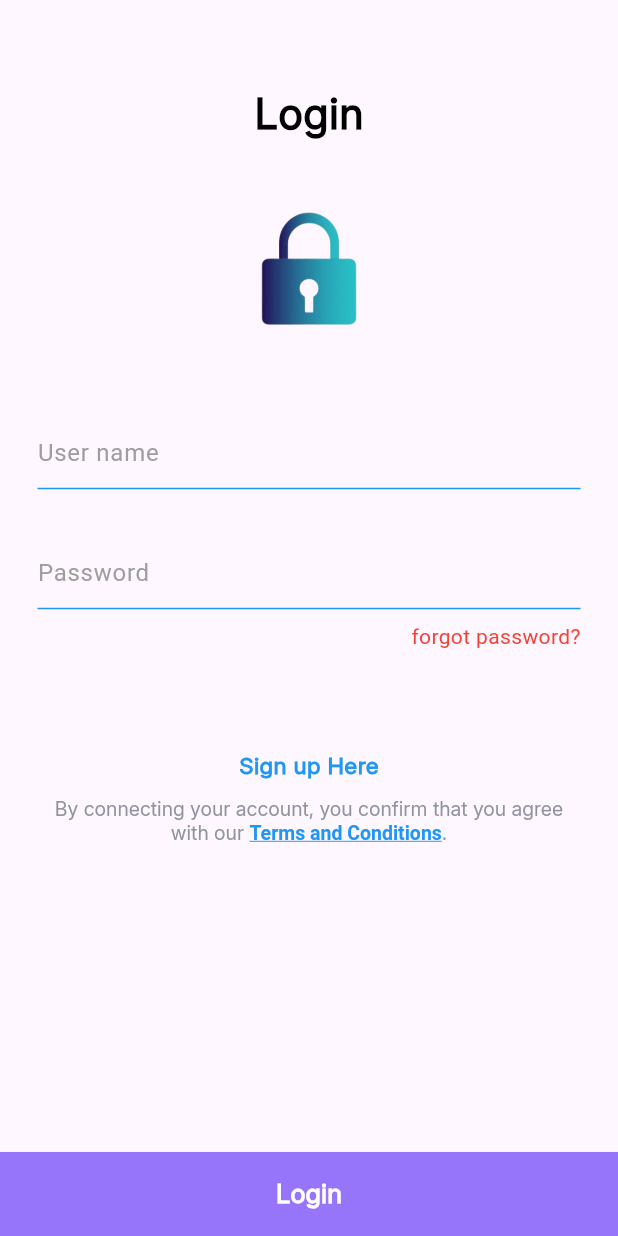
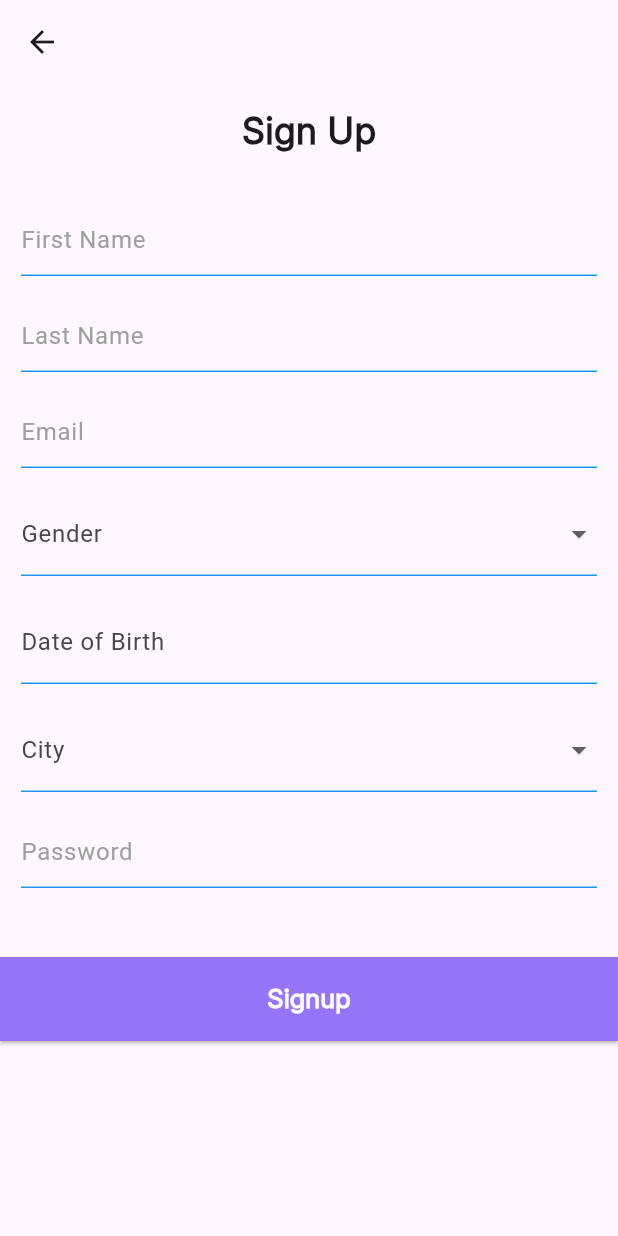
Before and after one commit to rangana91/aippmsa, a Flutter app: the screen it shows after launch, after a tap on "Login", on a phone screen of 412 x 824 dp. Run offline on Flutter 3.47's test engine with Material 3 defaults, Android fonts, the phone set to English and light mode, and no system bars.

Commit message:
Signup page design

```diff
--- /dev/null
+++ b/lib/auth/sign_up.dart
@@ -0,0 +1,148 @@
+import 'package:aippmsa/components/city_selection_input.dart';
+import 'package:aippmsa/components/dob_selector.dart';
+import 'package:aippmsa/components/full_width_button.dart';
+import 'package:aippmsa/components/gender_selection_input.dart';
+import 'package:aippmsa/components/input_field.dart';
+import 'package:flutter/material.dart';
+
+class SignUp extends StatelessWidget {
+  final TextEditingController _firstNameController = TextEditingController();
+  final TextEditingController _lastNameController = TextEditingController();
+  final TextEditingController _emailController = TextEditingController();
+  final TextEditingController _passwordController = TextEditingController();
+  final String? _selectedGender = null;
+  final String? _selectedCity = null;
+  final TextEditingController _dobController = TextEditingController();
+  final List<String> _cities = ['Kuliyapitiya', 'Colombo', 'Kurunegala', 'Kandy', 'Negombo'];
+
+  final GlobalKey<FormState> _formKey = GlobalKey<FormState>();
+
+  SignUp({super.key});
+
+  @override
+  Widget build(BuildContext context) {
+    return Scaffold(
+      appBar: AppBar(
+        automaticallyImplyLeading: false, // Hides the default back button
+        leading: const BackButton(),
+      ),
+      body: Stack(
+        children: [
+          SingleChildScrollView(
+            padding: const EdgeInsets.all(14.0),
+            child: Column(
+              children: [
+                const Center(
+                  child: Padding(
+                    padding: EdgeInsets.only(bottom: 24.0), // Spacing before the form
+                    child: Text(
+                      'Sign Up',
+                      style: TextStyle(
+                        fontSize: 24.0,
+                        fontWeight: FontWeight.bold,
+                        fontFamily: 'Inter',
+                      ),
+                    ),
+                  ),
+                ),
+                Form(
+                  key: _formKey,
+                  child: Column(
+                    children: [
+                      FloatingLabelInput(
+                        label: 'First Name',
+                        controller: _firstNameController,
+                        validator: (value) {
+                          if (value == null || value.isEmpty) {
+                            return 'Please enter your first name';
+                          }
+                          return null;
+                        },
+                      ),
+                      FloatingLabelInput(
+                        label: 'Last Name',
+                        controller: _lastNameController,
+                        validator: (value) {
+                          if (value == null || value.isEmpty) {
+                            return 'Please enter your last name';
+                          }
+                          return null;
+                        },
+                      ),
+                      FloatingLabelInput(
+                        label: 'Email',
+                        controller: _emailController,
+                        keyboardType: TextInputType.emailAddress,
+                        validator: (value) {
+                          if (value == null || value.isEmpty) {
+                            return 'Please enter your email';
+                          }
+                          if (!RegExp(r'^[^@]+@[^@]+\.[^@]+').hasMatch(value)) {
+                            return 'Please enter a valid email address';
+                          }
+                          return null;
+                        },
+                      ),
+                      GenderSelectionInput(
+                        label: 'Gender',
+                        selectedGender: _selectedGender,
+                        onChanged: (gender) {
+                          // Handle gender selection change
+                        },
+                      ),
+                      DOBSelector(
+                        label: 'Date of Birth',
+                        controller: _dobController,
+                      ),
+                      CitySelectionInput(
+                        label: 'City',
+                        cities: _cities,
+                        selectedCity: _selectedCity,
+                        onChanged: (city) {
+                          // Handle city selection change
+                        },
+                      ),
+                      FloatingLabelInput(
+                        label: 'Password',
+                        controller: _passwordController,
+                        obscureText: true,
+                        validator: (value) {
+                          if (value == null || value.isEmpty) {
+                            return 'Please enter your password';
+                          }
+                          if (value.length < 6) {
+                            return 'Password must be at least 6 characters long';
+                          }
+                          return null;
+                        },
+                      ),
+                      const SizedBox(height: 80), // Adjust the spacing as needed
+                    ],
+                  ),
+                ),
+              ],
+            ),
+          ),
+          Positioned(
+            bottom: 0,
+            left: 0,
+            right: 0,
+            child: FullWidthButton(
+              text: 'Signup',
+              onPressed: () {
+                if (_formKey.currentState!.validate()) {
+                  // Handle sign-up logic here
+                }
+              },
+              backgroundColor: const Color(0xFF9775FA),
+              paddingVertical: 16.0,
+              fontSize: 17.0,
+              fontWeight: FontWeight.bold,
+              fontFamily: 'Inter',
+            ),
+          ),
+        ],
+      ),
+    );
+  }
+}
--- /dev/null
+++ b/lib/components/city_selection_input.dart
@@ -0,0 +1,48 @@
+import 'package:flutter/material.dart';
+
+class CitySelectionInput extends StatelessWidget {
+  final String label;
+  final List<String> cities;
+  final String? selectedCity;
+  final void Function(String?) onChanged;
+  final String? Function(String?)? validator;
+
+  const CitySelectionInput({
+    super.key,
+    required this.label,
+    required this.cities,
+    required this.selectedCity,
+    required this.onChanged,
+    this.validator,
+  });
+
+  @override
+  Widget build(BuildContext context) {
+    return Padding(
+      padding: const EdgeInsets.symmetric(vertical: 8.0),
+      child: DropdownButtonFormField<String>(
+        value: selectedCity,
+        decoration: InputDecoration(
+          labelText: label,
+          border: const UnderlineInputBorder(
+            borderSide: BorderSide(color: Colors.blue),
+          ),
+          enabledBorder: const UnderlineInputBorder(
+            borderSide: BorderSide(color: Colors.blue),
+          ),
+          focusedBorder: const UnderlineInputBorder(
+            borderSide: BorderSide(color: Colors.blue, width: 2.0),
+          ),
+        ),
+        items: cities.map((city) {
+          return DropdownMenuItem<String>(
+            value: city,
+            child: Text(city),
+          );
+        }).toList(),
+        onChanged: onChanged,
+        validator: validator,
+      ),
+    );
+  }
+}
--- /dev/null
+++ b/lib/components/dob_selector.dart
@@ -0,0 +1,54 @@
+import 'package:flutter/material.dart';
+
+class DOBSelector extends StatefulWidget {
+  final String label;
+  final TextEditingController controller;
+  final String? Function(String?)? validator;
+
+  const DOBSelector({
+    super.key,
+    required this.label,
+    required this.controller,
+    this.validator,
+  });
+
+  @override
+  _DOBSelector createState() => _DOBSelector();
+}
+
+class _DOBSelector extends State<DOBSelector> {
+  @override
+  Widget build(BuildContext context) {
+    return Padding(
+      padding: const EdgeInsets.symmetric(vertical: 8.0),
+      child: TextFormField(
+        controller: widget.controller,
+        decoration: InputDecoration(
+          labelText: widget.label,
+          border: const UnderlineInputBorder(
+            borderSide: BorderSide(color: Colors.blue),
+          ),
+          enabledBorder: const UnderlineInputBorder(
+            borderSide: BorderSide(color: Colors.blue),
+          ),
+          focusedBorder: const UnderlineInputBorder(
+            borderSide: BorderSide(color: Colors.blue, width: 2.0),
+          ),
+        ),
+        readOnly: true,
+        onTap: () async {
+          DateTime? pickedDate = await showDatePicker(
+            context: context,
+            initialDate: DateTime.now(),
+            firstDate: DateTime(1900),
+            lastDate: DateTime.now(),
+          );
+          if (pickedDate != null) {
+            widget.controller.text = "${pickedDate.toLocal()}".split(' ')[0];
+          }
+        },
+        validator: widget.validator,
+      ),
+    );
+  }
+}
--- /dev/null
+++ b/lib/components/full_width_button.dart
@@ -0,0 +1,51 @@
+import 'package:flutter/material.dart';
+
+class FullWidthButton extends StatelessWidget {
+  final String text;
+  final VoidCallback onPressed;
+  final Color backgroundColor;
+  final double paddingVertical;
+  final double fontSize;
+  final FontWeight fontWeight;
+  final String fontFamily;
+
+  const FullWidthButton({
+    super.key,
+    required this.text,
+    required this.onPressed,
+    this.backgroundColor = const Color(0xFF9775FA),
+    this.paddingVertical = 16.0,
+    this.fontSize = 17.0,
+    this.fontWeight = FontWeight.bold,
+    this.fontFamily = 'Inter',
+  });
+
+  @override
+  Widget build(BuildContext context) {
+    return Align(
+      alignment: Alignment.bottomCenter,
+      child: SizedBox(
+        width: double.infinity, // Full width
+        child: ElevatedButton(
+          onPressed: onPressed,
+          style: ElevatedButton.styleFrom(
+            shape: const RoundedRectangleBorder(
+              borderRadius: BorderRadius.zero, // No rounded edges
+            ),
+            backgroundColor: backgroundColor, // Button color
+            padding: EdgeInsets.symmetric(vertical: paddingVertical),
+          ),
+          child: Text(
+            text,
+            style: TextStyle(
+              fontFamily: fontFamily,
+              fontSize: fontSize,
+              color: Colors.white,
+              fontWeight: fontWeight,
+            ),
+          ),
+        ),
+      ),
+    );
+  }
+}
--- /dev/null
+++ b/lib/components/gender_selection_input.dart
@@ -0,0 +1,45 @@
+import 'package:flutter/material.dart';
+
+class GenderSelectionInput extends StatelessWidget {
+  final String label;
+  final String? selectedGender;
+  final void Function(String?) onChanged;
+  final String? Function(String?)? validator;
+
+  const GenderSelectionInput({
+    super.key,
+    required this.label,
+    required this.selectedGender,
+    required this.onChanged,
+    this.validator,
+  });
+
+  @override
+  Widget build(BuildContext context) {
+    return Padding(
+      padding: const EdgeInsets.symmetric(vertical: 8.0),
+      child: DropdownButtonFormField<String>(
+        value: selectedGender,
+        decoration: InputDecoration(
+          labelText: label,
+          border: const UnderlineInputBorder(
+            borderSide: BorderSide(color: Colors.blue),
+          ),
+          enabledBorder: const UnderlineInputBorder(
+            borderSide: BorderSide(color: Colors.blue),
+          ),
+          focusedBorder: const UnderlineInputBorder(
+            borderSide: BorderSide(color: Colors.blue, width: 2.0),
+          ),
+        ),
+        items: const [
+          DropdownMenuItem(value: 'Male', child: Text('Male')),
+          DropdownMenuItem(value: 'Female', child: Text('Female')),
+          DropdownMenuItem(value: 'Other', child: Text('Other')),
+        ],
+        onChanged: onChanged,
+        validator: validator,
+      ),
+    );
+  }
+}
--- a/lib/main.dart
+++ b/lib/main.dart
@@ -1,5 +1,7 @@
 import 'dart:ui';
 
+import 'package:aippmsa/auth/sign_up.dart';
+import 'package:aippmsa/components/full_width_button.dart';
 import 'package:aippmsa/components/input_field.dart';
 import 'package:flutter/cupertino.dart';
 import 'package:flutter/gestures.dart';
@@ -137,23 +139,19 @@ class _MyHomePageState extends State<MyHomePage> {
               ],
             ),
           ),
-          Align(
-            alignment: Alignment.bottomCenter,
-            child: SizedBox(
-              width: double.infinity, // Full width
-              child: ElevatedButton(
-                onPressed: () {
-                  // Handle button press
-                },
-                style: ElevatedButton.styleFrom(
-                  shape: const RoundedRectangleBorder(
-                    borderRadius: BorderRadius.zero, // No rounded edges
-                  ), backgroundColor: const Color(0xFF9775FA),
-                  padding: const EdgeInsets.symmetric(vertical: 16.0), // Button color
-                ),
-                child: const Text('Login', style: TextStyle(fontFamily: 'Inter', fontSize: 17, color: Colors.white, fontWeight: FontWeight.bold),),
-              ),
-            ),
+          FullWidthButton(
+            text: 'Login',
+            onPressed: () {
+              Navigator.push(
+                context,
+                MaterialPageRoute(builder: (context) => SignUp()),
+              );
+            },
+            backgroundColor: const Color(0xFF9775FA),
+            paddingVertical: 16.0,
+            fontSize: 17.0,
+            fontWeight: FontWeight.bold,
+            fontFamily: 'Inter',
           ),
         ],
       ),
```
